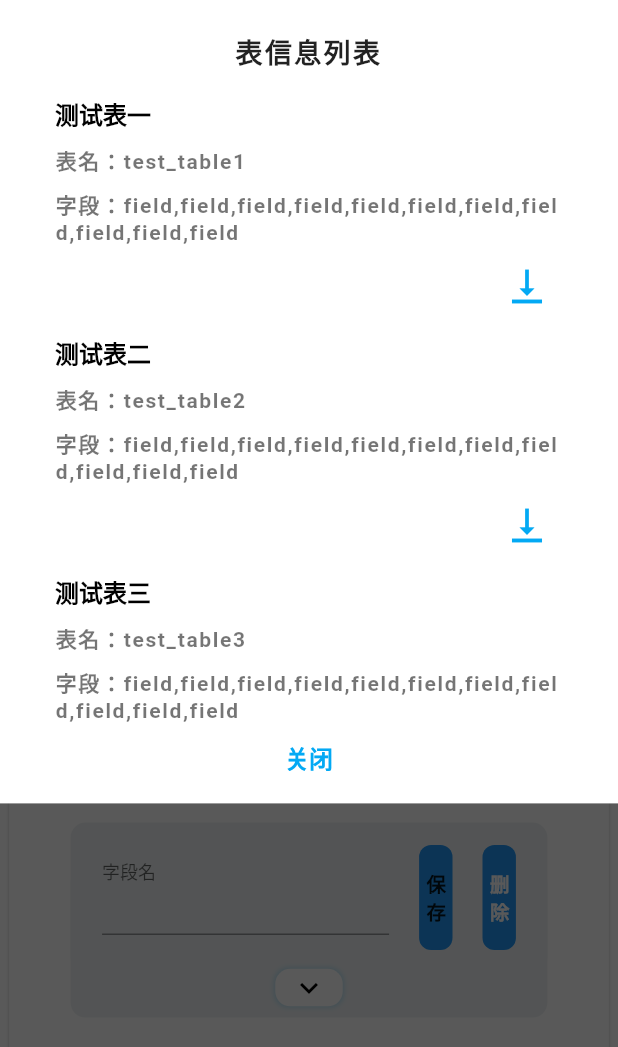
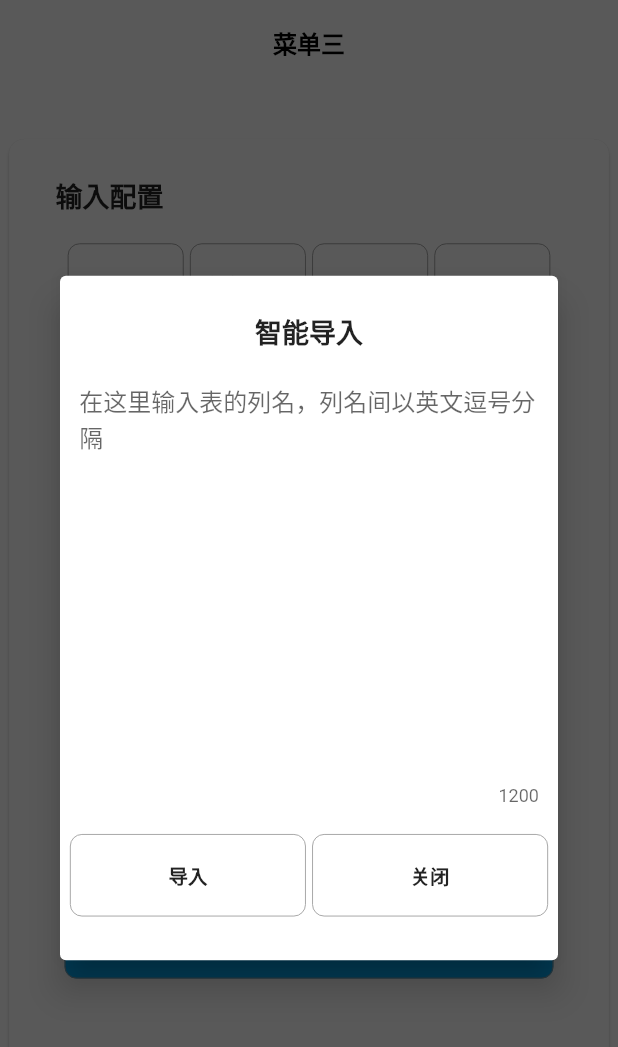
Before and after one commit to ellis1119/codegendemo, a Flutter app: the Demo4 screen opened directly, after a tap on "智能导入", on a phone screen of 412 x 824 dp. Shown: the top 1047 px of the screen. Run offline on Flutter 3.47's test engine with Material 2 defaults, Android fonts, the phone set to English and light mode, and no system bars; our stand-ins replace fl_chart, flutter_highlight, font_awesome_flutter, url_strategy; missing offline and left inert: slider_captcha.

Commit message:
2022-12-10

```diff
--- a/lib/pages/demo4.dart
+++ b/lib/pages/demo4.dart
@@ -76,7 +76,7 @@
                                       clipBehavior: Clip.antiAlias,
                                       semanticContainer: false,
                                       child: Container(
-                                        height: 1000.0,
+                                        height: 1030.0,
                                         padding: const EdgeInsets.symmetric(
                                             horizontal: 15.0, vertical: 20.0),
                                         child: ListTile(
@@ -112,7 +112,7 @@
                                     clipBehavior: Clip.antiAlias,
                                     semanticContainer: false,
                                     child: Container(
-                                      height: 1000.0,
+                                      height: 1030.0,
                                       padding: const EdgeInsets.symmetric(
                                           horizontal: 15.0, vertical: 20.0),
                                       child: ListTile(
--- a/lib/pages/fieldList.dart
+++ b/lib/pages/fieldList.dart
@@ -23,18 +23,7 @@
 
   Function(String? field)? get onSubmitted => widget.onSubmitted;
 
-  final List<Map<dynamic, dynamic>> _fieldArr = [
-    {
-      'field': '',
-      'type': '',
-      'def': '',
-      'notes': '',
-      'empty': false,
-      'pri': false,
-      'auto': false,
-      'status': 0
-    }
-  ];
+  final List<Map<dynamic, dynamic>> _fieldArr = [];
 
   void add() {
     setState(() {
@@ -712,7 +701,7 @@
             Flexible(
                 child: Container(
                     margin: const EdgeInsets.only(
-                        left: 6.0, right: 6.0, bottom: 60.0),
+                        left: 6.0, right: 6.0, bottom: 15.0),
                     child: Row(
                       children: <Widget>[
                         Expanded(
--- a/lib/pages/importAlert.dart
+++ b/lib/pages/importAlert.dart
@@ -30,7 +30,7 @@
               margin: EdgeInsets.symmetric(
                   vertical: 8.0, horizontal: screenWidth * 0.025),
               width: 500,
-              height: 250,
+              height: 280,
               child: TextField(
                 style: const TextStyle(fontSize: 16.0),
                 keyboardType: TextInputType.multiline,
--- /dev/null
+++ b/lib/pages/importAuto.dart
@@ -0,0 +1,117 @@
+import 'package:flutter/material.dart';
+import 'package:flutter/services.dart';
+
+class ImportAuto extends StatefulWidget {
+  const ImportAuto({Key? key}) : super(key: key);
+
+  @override
+  ImportAutoState createState() => ImportAutoState();
+}
+
+class ImportAutoState extends State<ImportAuto> {
+  @override
+  Widget build(BuildContext context) {
+    double screenHeight = MediaQuery.of(context).size.height;
+    double screenWidth = MediaQuery.of(context).size.width;
+    return Scaffold(
+      backgroundColor: Colors.black.withOpacity(0.65),
+      body: Center(
+          child: ConstrainedBox(
+            constraints: const BoxConstraints.expand(),
+            child: SimpleDialog(
+              title: const Text(
+                '智能导入',
+                style: TextStyle(fontWeight: FontWeight.bold, fontSize: 18),
+                textAlign: TextAlign.center,
+              ),
+              elevation: 10,
+              children: [
+                Container(
+                  margin: EdgeInsets.symmetric(
+                      vertical: 8.0, horizontal: screenWidth * 0.025),
+                  width: 500,
+                  height: 280,
+                  child: TextField(
+                    style: const TextStyle(fontSize: 16.0),
+                    keyboardType: TextInputType.multiline,
+                    maxLines: 22,
+                    inputFormatters: [LengthLimitingTextInputFormatter(1200)],
+                    decoration: InputDecoration(
+                      counterText: "1200",
+                      contentPadding: EdgeInsets.only(
+                          left: screenWidth * 0.006, right: screenWidth * 0.006),
+                      hintText: "在这里输入表的列名，列名间以英文逗号分隔",
+                      border: const OutlineInputBorder(borderSide: BorderSide.none),
+                    ),
+                  ),
+                ),
+                Container(
+                  margin: EdgeInsets.symmetric(
+                      vertical: 5.0, horizontal: screenWidth * 0.011),
+                  child: Row(children: <Widget>[
+                    Expanded(
+                      flex: 1,
+                      child: Container(
+                        padding: EdgeInsets.symmetric(
+                            horizontal: screenWidth * 0.005,
+                            vertical: screenHeight * 0.01),
+                        child: ImpButton(
+                          text: "导入",
+                          onPressed: () {
+                            Navigator.of(context).pop();
+                          },
+                        ),
+                      ),
+                    ),
+                    Expanded(
+                      flex: 1,
+                      child: Container(
+                        padding: EdgeInsets.symmetric(
+                            horizontal: screenWidth * 0.005,
+                            vertical: screenHeight * 0.01),
+                        child: ImpButton(
+                          text: "关闭",
+                          onPressed: () {
+                            Navigator.of(context).pop();
+                          },
+                        ),
+                      ),
+                    ),
+                  ]),
+                )
+              ],
+              //backgroundColor: Colors.green,
+            ),
+          )),
+    );
+  }
+}
+
+class ImpButton extends StatelessWidget {
+  final String text;
+  final Function? onPressed;
+
+  const ImpButton({this.text = "", this.onPressed, Key? key}) : super(key: key);
+
+  @override
+  Widget build(BuildContext context) {
+    return ElevatedButton(
+      onPressed: onPressed as void Function()?,
+      style: ElevatedButton.styleFrom(
+        side: const BorderSide(
+            width: 0.6, color: Colors.grey, style: BorderStyle.solid),
+        elevation: 0,
+        primary: Colors.white,
+        padding: const EdgeInsets.symmetric(vertical: 18.0),
+        shape: RoundedRectangleBorder(
+          borderRadius: BorderRadius.circular(8),
+        ),
+      ),
+      child: Text(
+        text,
+        style: const TextStyle(
+            fontSize: 13, color: Colors.black87, fontWeight: FontWeight.bold),
+      ),
+    );
+  }
+}
--- a/lib/pages/inputAlert.dart
+++ b/lib/pages/inputAlert.dart
@@ -13,7 +13,7 @@
           padding: EdgeInsets.symmetric(
               vertical: 10.0, horizontal: screenWidth * 0.05),
           color: Colors.white,
-          height: screenHeight * 0.65,
+          height: screenHeight * 0.6,
           width: double.infinity,
           child: Column(
             children: [
@@ -62,8 +62,7 @@
                                 child: Text(
                                   '表名：${listData[index]['name']}',
                                   style: const TextStyle(
-                                      fontWeight: FontWeight.w600,
-                                      color: Colors.black54,
+                                      color: Colors.black,
                                       fontSize: 14,
                                       letterSpacing: 1.1),
                                 ),
@@ -75,8 +74,7 @@
                                 child: Text(
                                   '字段：${listData[index]['field']}',
                                   style: const TextStyle(
-                                      color: Colors.black54,
-                                      fontWeight: FontWeight.w600,
+                                      color: Colors.black,
                                       fontSize: 14,
                                       letterSpacing: 1.1),
                                 ),
@@ -89,7 +87,7 @@
                                     color: Colors.lightBlue,
                                     size: 30.0,
                                   ),
-                                  tooltip: 'click IconButton',
+                                  tooltip: '导入',
                                   onPressed: () {},
                                 ),
                               )
--- a/lib/pages/inputConfig.dart
+++ b/lib/pages/inputConfig.dart
@@ -1,5 +1,7 @@
 import 'package:codegensystem/pages/fieldList.dart';
 import 'package:codegensystem/pages/importAlert.dart';
+import 'package:codegensystem/pages/importAuto.dart';
+import 'package:codegensystem/pages/importSql.dart';
 import 'package:codegensystem/pages/inputAlert.dart';
 import 'package:flutter/material.dart';
 
@@ -121,7 +123,7 @@
                                             horizontal: screenWidth * 0.005,
                                             vertical: screenHeight * 0.01),
                                         child: ImpButton(
-                                          text: "智能导入",
+                                          text: "导入表",
                                           onPressed: () => {
                                             Navigator.of(context).push(PageRouteBuilder(
                                                 opaque: false,
@@ -146,7 +148,7 @@
                                             horizontal: screenWidth * 0.005,
                                             vertical: screenHeight * 0.01),
                                         child: ImpButton(
-                                          text: "导入表",
+                                          text: "智能导入",
                                           onPressed: () => {
                                             Navigator.of(context).push(PageRouteBuilder(
                                                 opaque: false,
@@ -159,7 +161,7 @@
                                                     FadeTransition(
                                                         opacity: animation,
                                                         child:
-                                                            const InputAlert()))),
+                                                            const ImportAuto()))),
                                           },
                                         ),
                                       ),
@@ -209,7 +211,7 @@
                                                     FadeTransition(
                                                         opacity: animation,
                                                         child:
-                                                            const InputAlert()))),
+                                                            const ImportSql()))),
                                           },
                                         ),
                                       ),
@@ -340,13 +342,64 @@
                                 ))),
                       ],
                     ),
-                    const FieldList()
+                    const FieldList(),
+                    Row(
+                      children: <Widget>[
+                        Flexible(
+                            child: Container(
+                                margin: const EdgeInsets.only(
+                                    left: 6.0, right: 6.0, bottom: 30.0),
+                                child: Row(
+                                  children: <Widget>[
+                                    Expanded(
+                                      flex: 1,
+                                      child: SubButton(
+                                        text: "一键生成",
+                                        onPressed: submit,
+                                      ),
+                                    ),
+                                  ],
+                                ))),
+                      ],
+                    ),
                   ],
                 ),
               ]);
             }));
   }
 }
+
+
+class SubButton extends StatelessWidget {
+  final String text;
+  final Function? onPressed;
+
+  const SubButton({this.text = "", this.onPressed, Key? key}) : super(key: key);
+
+  @override
+  Widget build(BuildContext context) {
+    return ElevatedButton(
+      onPressed: onPressed as void Function()?,
+      style: ElevatedButton.styleFrom(
+        side: const BorderSide(
+            width: 0.6, color: Colors.grey, style: BorderStyle.solid),
+        elevation: 0,
+        primary: Colors.lightBlue,
+        padding: const EdgeInsets.symmetric(vertical: 18.0),
+        shape: RoundedRectangleBorder(
+          borderRadius: BorderRadius.circular(8),
+        ),
+      ),
+      child: Text(
+        text,
+        style: const TextStyle(
+            fontSize: 13, color: Colors.white, fontWeight: FontWeight.bold),
+      ),
+    );
+  }
+}
+
+
 
 class ImpButton extends StatelessWidget {
   final String text;
```
Also changed, not shown: lib/pages/demo3.dart (+33 -39 lines), lib/pages/importSql.dart (added, +117 -0 lines), lib/pages/mainBar.dart (+6 -6 lines). Lines whose indentation alone changed are shown as unchanged.
